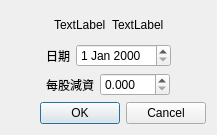
Old version of the form QtStockCapitalReductionEditDialog.ui in the repository foxking0416/PythonStockPrice.
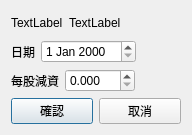
New version of the form.

Diff of the .ui file:
```diff
--- a/QtStockCapitalReductionEditDialog.ui
+++ b/QtStockCapitalReductionEditDialog.ui
@@ -6,29 +6,28 @@
    <rect>
     <x>0</x>
     <y>0</y>
-    <width>217</width>
+    <width>192</width>
     <height>135</height>
    </rect>
   </property>
+  <property name="minimumSize">
+   <size>
+    <width>192</width>
+    <height>135</height>
+   </size>
+  </property>
+  <property name="maximumSize">
+   <size>
+    <width>192</width>
+    <height>135</height>
+   </size>
+  </property>
   <property name="windowTitle">
    <string>現金減資</string>
   </property>
   <layout class="QVBoxLayout" name="verticalLayout">
    <item>
     <layout class="QHBoxLayout" name="horizontalLayout_2">
-     <item>
-      <spacer name="horizontalSpacer_3">
-       <property name="orientation">
-        <enum>Qt::Horizontal</enum>
-       </property>
-       <property name="sizeHint" stdset="0">
-        <size>
-         <width>40</width>
-         <height>20</height>
-        </size>
-       </property>
-      </spacer>
-     </item>
      <item>
       <widget class="QLabel" name="qtStockNumberLabel">
        <property name="text">
@@ -60,19 +59,6 @@
    </item>
    <item>
     <layout class="QHBoxLayout" name="horizontalLayout_3">
-     <item>
-      <spacer name="horizontalSpacer_6">
-       <property name="orientation">
-        <enum>Qt::Horizontal</enum>
-       </property>
-       <property name="sizeHint" stdset="0">
-        <size>
-         <width>40</width>
-         <height>20</height>
-        </size>
-       </property>
-      </spacer>
-     </item>
      <item>
       <widget class="QLabel" name="label_2">
        <property name="text">
@@ -100,19 +86,6 @@
    </item>
    <item>
     <layout class="QHBoxLayout" name="horizontalLayout">
-     <item>
-      <spacer name="horizontalSpacer_2">
-       <property name="orientation">
-        <enum>Qt::Horizontal</enum>
-       </property>
-       <property name="sizeHint" stdset="0">
-        <size>
-         <width>40</width>
-         <height>20</height>
-        </size>
-       </property>
-      </spacer>
-     </item>
      <item>
       <widget class="QLabel" name="label">
        <property name="text">
@@ -152,14 +125,22 @@
     </layout>
    </item>
    <item>
-    <widget class="QDialogButtonBox" name="qtOkButtonBox">
-     <property name="orientation">
-      <enum>Qt::Horizontal</enum>
-     </property>
-     <property name="standardButtons">
-      <set>QDialogButtonBox::Cancel|QDialogButtonBox::Ok</set>
-     </property>
-    </widget>
+    <layout class="QHBoxLayout" name="horizontalLayout_4">
+     <item>
+      <widget class="QPushButton" name="qtOkPushButton">
+       <property name="text">
+        <string>確認</string>
+       </property>
+      </widget>
+     </item>
+     <item>
+      <widget class="QPushButton" name="qtCancelPushButton">
+       <property name="text">
+        <string>取消</string>
+       </property>
+      </widget>
+     </item>
+    </layout>
    </item>
   </layout>
  </widget>
```
Left out of the diff: 35 changed lines with no effect on the pictures.
